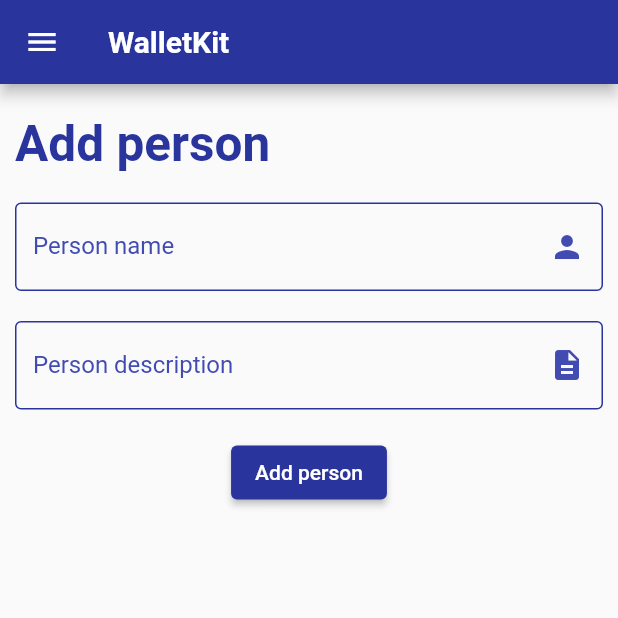
After one commit to Alexjes98/WalletKit, a Flutter app: the AddPersonPage screen opened by its route, after a tap on "Add person", on a phone screen of 412 x 824 dp, the top half of it. The commit adds this screen. Run offline on Flutter 3.47's test engine with Material 2 defaults, Android fonts, the phone set to English and light mode, and no system bars; our stand-ins replace flutter_expandable_fab, flutter_secure_storage; missing offline and left inert: encrypt, flutter_iconpicker; accounts and stored records are empty; statements that could not run were skipped.

Commit message:
finish add persons and view persons

```diff
--- /dev/null
+++ b/lib/DTO/person_dto.dart
@@ -0,0 +1,25 @@
+class PersonDTO {
+  final int id;
+  final String name;
+  final String description;
+
+  PersonDTO({
+    required this.id,
+    required this.name,
+    required this.description,
+  });
+
+  factory PersonDTO.fromJson(Map<String, dynamic> json) {
+    return PersonDTO(
+      id: json['id'],
+      name: json['name'],
+      description: json['description'],
+    );
+  }
+
+  Map<String, dynamic> toJson() => {
+        'id': id,
+        'name': name,
+        'description': description,
+      };
+}
--- /dev/null
+++ b/lib/pages/add_person_page.dart
@@ -0,0 +1,83 @@
+import 'package:flutter/material.dart';
+import 'package:wallet_kit/DTO/person_dto.dart';
+import 'package:wallet_kit/constants/components.dart';
+import 'package:wallet_kit/constants/app_colors.dart';
+import 'package:wallet_kit/services/persons.dart';
+import 'package:wallet_kit/utils/generator.dart';
+import 'package:wallet_kit/widgets/textInput/input_text_field.dart';
+
+class AddPersonPage extends StatefulWidget {
+  const AddPersonPage({super.key});
+
+  @override
+  State<AddPersonPage> createState() => _AddPersonPageState();
+}
+
+class _AddPersonPageState extends State<AddPersonPage> {
+  TextEditingController personNameController = TextEditingController();
+  TextEditingController personDescriptionController = TextEditingController();
+  @override
+  Widget build(BuildContext context) {
+    return SafeArea(
+        child: Scaffold(
+            appBar: ConstAppBar,
+            body: Column(
+              children: [
+                Expanded(
+                    child: ListView(
+                  padding: const EdgeInsets.only(
+                      top: 10, bottom: 50, left: 10, right: 10),
+                  children: [
+                    Container(
+                      padding: const EdgeInsets.symmetric(vertical: 10),
+                      child: const Text(
+                        'Add person',
+                        textAlign: TextAlign.start,
+                        style: TextStyle(
+                            color: primaryColor,
+                            fontWeight: FontWeight.bold,
+                            fontSize: 33),
+                      ),
+                    ),
+                    InputTextField(
+                      labelText: 'Person name',
+                      hintText: 'my friend',
+                      icon: Icons.person,
+                      keyboardType: TextInputType.text,
+                      inputController: personNameController,
+                    ),
+                    InputTextField(
+                      labelText: 'Person description',
+                      hintText: 'something to help you remember who this is',
+                      icon: Icons.description,
+                      keyboardType: TextInputType.text,
+                      inputController: personDescriptionController,
+                    ),
+                    ButtonBar(
+                      alignment: MainAxisAlignment.center,
+                      children: [
+                        ElevatedButton(
+                          style: ElevatedButton.styleFrom(
+                            backgroundColor: primaryColor,
+                            foregroundColor: white,
+                          ),
+                          onPressed: () async {
+                            PersonsService personService = PersonsService();
+                            PersonDTO person = PersonDTO(
+                                id: int.parse(generateRandomIdByDate()),
+                                name: personNameController.text,
+                                description: personDescriptionController.text);
+                            await personService
+                                .saveEncryptedPerson(person)
+                                .then((value) => {Navigator.pop(context)});
+                          },
+                          child: const Text('Add person'),
+                        )
+                      ],
+                    )
+                  ],
+                ))
+              ],
+            )));
+  }
+}
--- a/lib/route_generator.dart
+++ b/lib/route_generator.dart
@@ -3,7 +3,9 @@ import 'package:wallet_kit/constants/strings.dart';
 import 'package:wallet_kit/pages/add_debs_page.dart';
 import 'package:wallet_kit/pages/add_movement_category_page.dart';
 import 'package:wallet_kit/pages/add_movement_page.dart';
+import 'package:wallet_kit/pages/add_person_page.dart';
 import 'package:wallet_kit/pages/home_page.dart';
+import 'package:wallet_kit/pages/persons_page.dart';
 
 class RouteGenerator {
   static Route<dynamic> generateRoute(RouteSettings settings) {
@@ -16,10 +18,14 @@ class RouteGenerator {
       case '/addMovement':
         return MaterialPageRoute(builder: ((_) => const AddMovementPage()));
       case '/addMovementCategory':
-        return MaterialPageRoute(builder: ((_) => const AddMovementCategoryPage()));
+        return MaterialPageRoute(
+            builder: ((_) => const AddMovementCategoryPage()));
       case '/addDebt':
         return MaterialPageRoute(builder: ((_) => const AddDebtPage()));
-
+      case '/addPerson':
+        return MaterialPageRoute(builder: ((_) => const AddPersonPage()));
+      case '/persons':
+        return MaterialPageRoute(builder: ((_) => const PersonsPage()));
       default:
         return _errorRoute();
     }
--- /dev/null
+++ b/lib/services/persons.dart
@@ -0,0 +1,47 @@
+import 'dart:convert';
+import 'package:encrypt/encrypt.dart';
+
+import 'package:wallet_kit/DTO/person_dto.dart';
+import '../utils/encryption_helper.dart';
+
+class PersonsService {
+  final EncryptionHelper _encryptionHelper = EncryptionHelper();
+
+  Future<void> saveEncryptedPerson(PersonDTO person) async {
+    final jsonString = json.encode(person.toJson());
+    final encrypter = Encrypter(AES(_encryptionHelper.key, mode: AESMode.cbc));
+    final encrypted = encrypter.encrypt(jsonString, iv: _encryptionHelper.iv);
+    var persons = await _encryptionHelper.storage.read(key: 'persons');
+    if (persons == null) {
+      await _encryptionHelper.storage
+          .write(key: 'persons', value: encrypted.base64);
+    } else {
+      await _encryptionHelper.storage
+          .write(key: 'persons', value: '$persons,${encrypted.base64}');
+    }
+  }
+
+  Future<List<PersonDTO>> getDecryptedPersons() async {
+    final encryptedPersons =
+        await _encryptionHelper.storage.read(key: 'persons');
+    if (encryptedPersons != null) {
+      final encrypter =
+          Encrypter(AES(_encryptionHelper.key, mode: AESMode.cbc));
+      final encryptedValues = encryptedPersons.split(',');
+      final List<PersonDTO> decryptedPersons = [];
+      for (var encryptedValue in encryptedValues) {
+        try {
+          final decrypted =
+              encrypter.decrypt64(encryptedValue, iv: _encryptionHelper.iv);
+          final decodedJson = json.decode(decrypted);
+          final person = PersonDTO.fromJson(decodedJson);
+          decryptedPersons.add(person);
+        } catch (e) {
+          // Handle decryption errors
+        }
+      }
+      return decryptedPersons;
+    }
+    return [];
+  }
+}
```
Also changed, not shown: lib/pages/persons_page.dart (added, +26 -0 lines), lib/widgets/home/floating_expandable_action_button.dart (+18 -0 lines), lib/widgets/persons_list.dart (added, +47 -0 lines).
